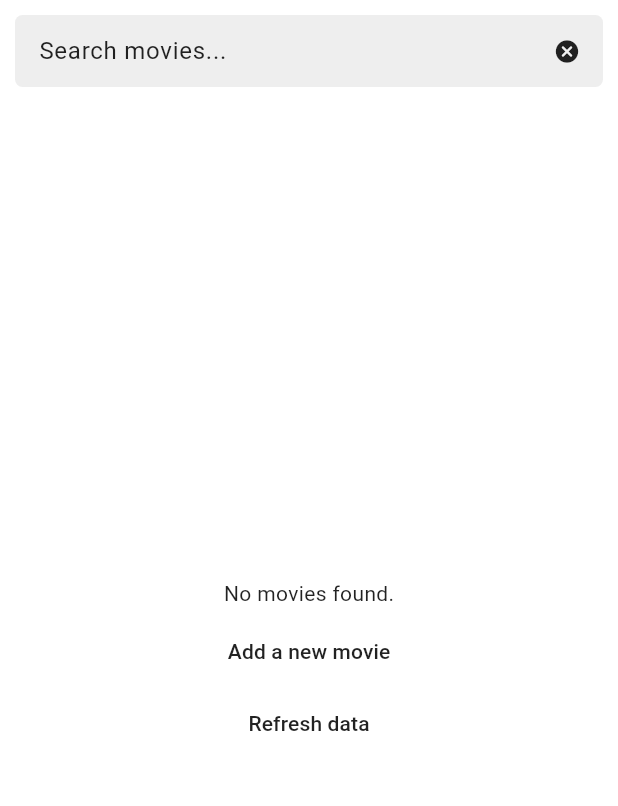
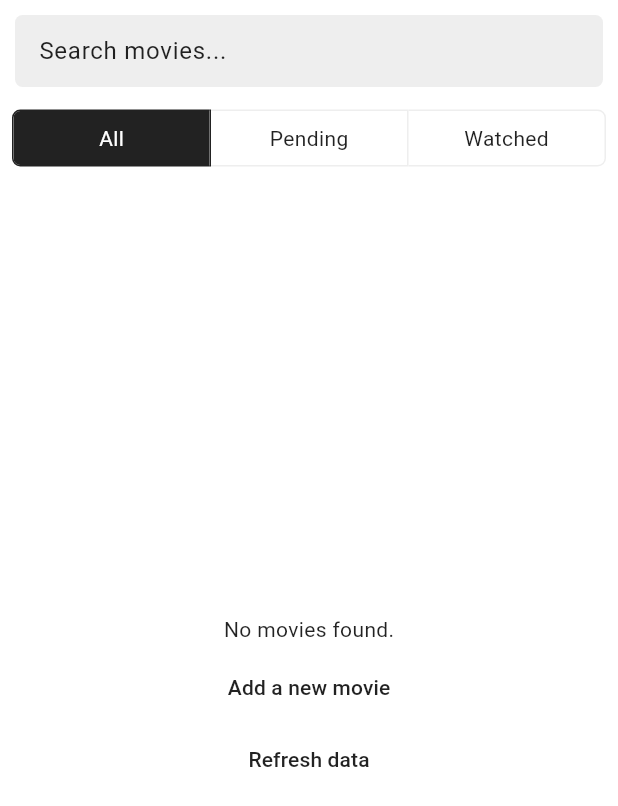
Before and after one commit to Xatta-Trone/Anu-movie-link-sharing-app, a Flutter app: the MovieListPage widget shown alone on an empty page, opened directly with empty values, after a tap on "Refresh data", on a phone screen of 412 x 824 dp. Shown: the top 806 px of the screen. Run offline on Flutter 3.47's test engine with Material 3 defaults, Android fonts, the phone set to English and light mode, and no system bars; our stand-ins replace cached_network_image, dio, flutter_dotenv, flutter_otp_text_field, flutter_riverpod, flutter_typeahead and 6 more; accounts and stored records are empty; generated files the repository leaves out were written again; network calls fail.

Commit message:
add movie filters and persiste state

```diff
--- a/lib/dashboard/view/dashboard_page.dart
+++ b/lib/dashboard/view/dashboard_page.dart
@@ -19,6 +19,7 @@ class _DashboardPageState extends ConsumerState<DashboardPage> {
     });
   }
 
+
   static const List<Widget> _pages = <Widget>[
     GroupHomePage(),
     MyProfile(),
@@ -27,8 +28,9 @@ class _DashboardPageState extends ConsumerState<DashboardPage> {
   @override
   Widget build(BuildContext context) {
     return Scaffold(
-      body: Center(
-        child: _pages[_selectedIndex],
+      body: IndexedStack(
+        index: _selectedIndex,
+        children: _pages,
       ),
       bottomNavigationBar: BottomNavigationBar(
         currentIndex: _selectedIndex,
--- a/lib/movie/model/movie_model.dart
+++ b/lib/movie/model/movie_model.dart
@@ -12,7 +12,7 @@ class MovieModel with _$MovieModel {
     required String? poster,
     required double rating,
     required List<String> categories,
-    @JsonKey(name: 'movie_user_stats') List<UserMovieStatsModel>? watchedList,
+    @JsonKey(name: 'movie_user_stats') UserMovieStatsModel? watchedList,
     @JsonKey(name: 'user_id') required String userId,
     @JsonKey(name: 'user_name') required String userName,
     @JsonKey(name: 'group_id') required int groupId,
--- a/lib/movie/provider/movie_list_provider.dart
+++ b/lib/movie/provider/movie_list_provider.dart
@@ -1,7 +1,6 @@
 // ignore_for_file: avoid_public_notifier_properties
 
 import 'dart:async';
-import 'dart:ffi';
 
 import 'package:anu3/movie/api/movie_repository.dart';
 import 'package:anu3/movie/model/movie_model.dart';
@@ -25,7 +24,13 @@ class MovieListNotifier extends _$MovieListNotifier {
     return [];
   }
 
-  Future<void> fetchMovies({int page = 1, required String groupId, bool resetValue = false, String searchQuery = ""}) async {
+  Future<void> fetchMovies({
+    int page = 1,
+    required String groupId,
+    bool resetValue = false,
+    String searchQuery = "",
+    String filter = "ALL",
+  }) async {
     if (resetValue == false && _timer.isActive) {
       return;
     }
@@ -42,6 +47,7 @@ class MovieListNotifier extends _$MovieListNotifier {
             groupId: groupId,
             query: searchQuery,
             perPage: perPage,
+            filter: filter
           );
 
       // updateWatchList(data.map((e) => e.id).toList());
@@ -53,24 +59,50 @@ class MovieListNotifier extends _$MovieListNotifier {
         _page++;
       }
 
-      if (resetValue) {
-        return data;
+      if (kDebugMode) {
+        print('original data');
+        print(data);
       }
 
-      return state.value! + data;
+      // map the data
+      var movieIds = data.map((e) => e.id).toList();
+      var watched = await ref.read(movieRepositoryProvider).getWatchedMovies(movieIds: movieIds);
+      var watchedMovieIds = watched.map((e) => e.movieId).toList();
+
+      var newData = data.map((movie) {
+        var hasWatched = watchedMovieIds.contains(movie.id);
+        if (hasWatched) {
+          return movie.copyWith(watchedList: watched.firstWhere((element) => element.movieId == movie.id));
+        }
+        return movie;
+      }).toList();
+
+      if (kDebugMode) {
+        print('new data');
+        print(newData);
+      }
+
+      if (resetValue) {
+        return newData;
+      }
+
+      return state.value! + newData;
     });
-
-    var ids = state.value!.map((e) => e.id).toSet();
-    var ids2 = watched.map((e) => e.movieId).toSet();
-    ids.removeWhere((e) => ids2.contains(e));
-    if (kDebugMode) {
-      print(ids.toList());
-    }
   }
 
-  void updateWatchList(List<int> ids) {
-    ref.read(movieRepositoryProvider).getWatchedMovies(movieIds: ids).then((value) {
+  bool checkIfWatched(int movieId) {
+    bool check = watched.any((element) => element.movieId == movieId);
+    if (kDebugMode) {
+      print(watched);
+      print(check);
+    }
+    return check;
+  }
+
+  Future<void> updateWatchList(List<int> movieIds) async {
+    await ref.read(movieRepositoryProvider).getWatchedMovies(movieIds: movieIds).then((value) {
       if (kDebugMode) {
+        print('update watchlist');
         print(value);
       }
       watched.addAll(value);
@@ -78,15 +110,15 @@ class MovieListNotifier extends _$MovieListNotifier {
   }
 
   Future<int?> toggleWatched(MovieModel movie) async {
-    if (movie.watchedList!.isNotEmpty) {
+    if (movie.watchedList != null) {
       // delete record
       if (kDebugMode) {
         print('delete record');
       }
-      var value = await ref.read(movieRepositoryProvider).deleteWatchedMovies(model: movie.watchedList![0]);
+      var value = await ref.read(movieRepositoryProvider).deleteWatchedMovies(model: movie.watchedList!);
 
       if (value == true) {
-        var copy = movie.copyWith(watchedList: []);
+        var copy = movie.copyWith(watchedList: null);
         updateMovie(movie: copy);
         return 1;
       }
@@ -98,26 +130,26 @@ class MovieListNotifier extends _$MovieListNotifier {
       var value = await ref.read(movieRepositoryProvider).addWatchedMovie(movieId: movie.id);
 
       if (value != null) {
-        var copy = movie.copyWith(watchedList: [...movie.watchedList!, value]);
+        var copy = movie.copyWith(watchedList: value);
         updateMovie(movie: copy);
         return 2;
       }
     }
     return null;
-
   }
 
   Future<void> fetchNextPage({
     String query = "",
     required String groupId,
+    String filter = "ALL"
   }) {
     if (hasMore) {
-      fetchMovies(page: _page, groupId: groupId);
+      fetchMovies(page: _page, groupId: groupId, filter: filter);
     }
     return Future.value();
   }
 
-  Future<void> fetchFresh({String query = "", required String groupId}) {
+  Future<void> fetchFresh({String query = "", required String groupId, String filter = "ALL"}) {
     state = const AsyncValue.loading();
     _page = 1;
     hasMore = true;
@@ -127,6 +159,7 @@ class MovieListNotifier extends _$MovieListNotifier {
       groupId: groupId,
       resetValue: true,
       searchQuery: query,
+      filter: filter,
     );
     return Future.value();
   }
--- a/lib/movie/view/movie_form.dart
+++ b/lib/movie/view/movie_form.dart
@@ -109,7 +109,7 @@ class _MovieFormPageState extends ConsumerState<MovieFormPage> {
           if (kDebugMode) {
             print(value);
           }
-          MovieModel model = value!.copyWith(watchedList: []);
+          MovieModel model = value!.copyWith(watchedList: null);
           ref.read(movieListNotifierProvider.notifier).addMovie(movie: model);
 
           if (mounted) {
@@ -281,7 +281,7 @@ class _MovieFormPageState extends ConsumerState<MovieFormPage> {
     // ignore: prefer_const_constructors
     return Scaffold(
       appBar: AppBar(
-        title: const Text('Add a movie'),
+        title: Text(widget.movieId == null ? 'Add a movie' : 'Update movie'),
         elevation: 10.0,
       ),
       body: Padding(
@@ -505,7 +505,6 @@ class _MovieFormPageState extends ConsumerState<MovieFormPage> {
                   },
                   child: const Text('Add new link'),
                 ),
-                Text(_isSubmitting.toString()),
                 const SizedBox(
                   height: 10.0,
                 ),
--- a/lib/movie/view/movie_list.dart
+++ b/lib/movie/view/movie_list.dart
@@ -29,9 +29,7 @@ class _MovieListPageState extends ConsumerState<MovieListPage> {
   void initState() {
     Future.delayed(
       Duration.zero,
-      () => ref.read(movieListNotifierProvider.notifier).fetchFresh(
-            groupId: widget.groupId,
-          ),
+      () => ref.read(movieListNotifierProvider.notifier).fetchFresh(groupId: widget.groupId, filter: getFilter()),
     );
     _scrollController.addListener(_loadMore);
     _queryController.addListener(_onQueryChanged);
@@ -53,6 +51,7 @@ class _MovieListPageState extends ConsumerState<MovieListPage> {
       ref.read(movieListNotifierProvider.notifier).fetchFresh(
             groupId: widget.groupId,
             query: _queryController.text,
+            filter: getFilter(),
           );
     });
   }
@@ -65,8 +64,19 @@ class _MovieListPageState extends ConsumerState<MovieListPage> {
       ref.read(movieListNotifierProvider.notifier).fetchNextPage(
             groupId: widget.groupId,
             query: _queryController.text,
+            filter: getFilter(),
           );
     }
+  }
+
+  List<bool> currentFilter = [true, false, false];
+
+  String getFilter() {
+    return currentFilter[0] == true
+        ? 'ALL'
+        : currentFilter[1] == true
+            ? 'PENDING'
+            : 'WATCHED';
   }
 
   @override
@@ -76,7 +86,7 @@ class _MovieListPageState extends ConsumerState<MovieListPage> {
     final notifier = ref.read(movieListNotifierProvider.notifier);
 
     return RefreshIndicator(
-      onRefresh: () => notifier.fetchFresh(groupId: widget.groupId),
+      onRefresh: () => notifier.fetchFresh(groupId: widget.groupId, filter: getFilter()),
       child: Column(
         children: [
           Padding(
@@ -85,12 +95,47 @@ class _MovieListPageState extends ConsumerState<MovieListPage> {
               controller: _queryController,
               decoration: InputDecoration(
                 hintText: 'Search movies...',
-                suffixIcon: IconButton(
-                  onPressed: () => _queryController.clear(),
-                  icon: const Icon(Icons.cancel_rounded),
-                ),
+                suffixIcon: _queryController.text.isNotEmpty
+                    ? IconButton(
+                        onPressed: () => _queryController.clear(),
+                        icon: const Icon(Icons.cancel_rounded),
+                      )
+                    : null,
               ),
             ),
+          ),
+          ToggleButtons(
+            constraints: BoxConstraints(
+              minWidth: (MediaQuery.of(context).size.width - 20) / currentFilter.length,
+            ),
+            isSelected: currentFilter,
+            onPressed: (int index) {
+              setState(() {
+                // The button that is tapped is set to true, and the others to false.
+                for (int i = 0; i < currentFilter.length; i++) {
+                  currentFilter[i] = i == index;
+                }
+                notifier.fetchFresh(groupId: widget.groupId, filter: getFilter());
+                if (kDebugMode) {
+                  print(getFilter());
+                }
+              });
+            },
+            borderRadius: const BorderRadius.all(Radius.circular(5.0)),
+            children: const [
+              Padding(
+                padding: EdgeInsets.symmetric(vertical: 8.0, horizontal: 8.0),
+                child: Text('All'),
+              ),
+              Padding(
+                padding: EdgeInsets.symmetric(vertical: 8.0, horizontal: 8.0),
+                child: Text('Pending'),
+              ),
+              Padding(
+                padding: EdgeInsets.symmetric(vertical: 8.0, horizontal: 8.0),
+                child: Text('Watched'),
+              ),
+            ],
           ),
           movies.when(
             data: (List<MovieModel> movies) {
@@ -254,7 +299,7 @@ class _MovieListPageState extends ConsumerState<MovieListPage> {
                                           });
                                         },
                                         child: Icon(
-                                          movie.watchedList!.isNotEmpty ? Icons.bookmark_remove_sharp : Icons.bookmark_add_outlined,
+                                          movie.watchedList != null ? Icons.bookmark_remove_sharp : Icons.bookmark_add_outlined,
                                           color: Colors.white,
                                         ),
                                       ),
@@ -281,7 +326,7 @@ class _MovieListPageState extends ConsumerState<MovieListPage> {
                                   const Text('End of list'),
                                   TextButton(
                                     style: TextButton.styleFrom(shape: const RoundedRectangleBorder(borderRadius: BorderRadius.zero)),
-                                    onPressed: () => notifier.fetchFresh(groupId: widget.groupId),
+                                    onPressed: () => _queryController.clear(),
                                     child: const Text("Refresh data"),
                                   ),
                                 ],
--- a/lib/profile/view/profile_page.dart
+++ b/lib/profile/view/profile_page.dart
@@ -32,7 +32,7 @@ class MyProfile extends ConsumerWidget {
             ),
             Text(user?.userMetadata?['name'] ?? ''),
             Text(user?.email ?? ''),
-            Text(user?.id ?? ''),
+            // Text(user?.id ?? ''),
             ElevatedButton(
               onPressed: logout,
               child: const Text('Logout'),
```
Also changed, not shown: lib/movie/api/movie_repository.dart (+91 -3 lines), lib/movie/model/movie_model.freezed.dart, lib/movie/model/movie_model.g.dart, lib/movie/provider/movie_list_provider.g.dart.
